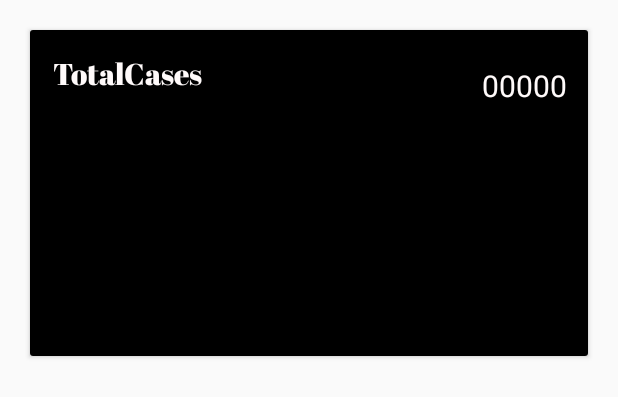
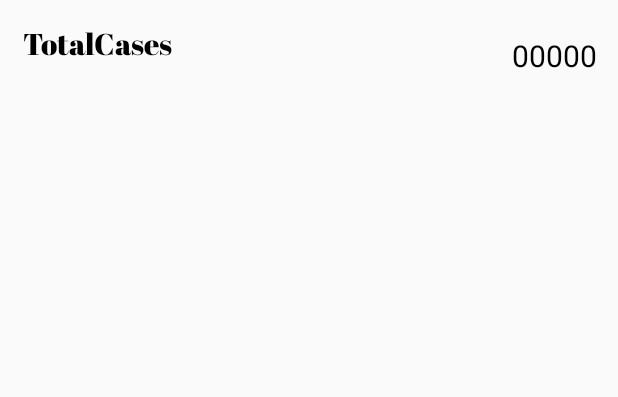
Before and after one commit to AyusPokhriyal-18/COVID-19-Tracker, an Android app: the layout statecase.xml on its own in the app's theme, with its tools: preview values and no code run, on a phone screen of 412 x 824 dp. Shown: the top 397 px of the screen. Run offline under Robolectric (Android 15) with nearby library versions, the phone set to English and light mode, and no system bars; network calls fail; Roboto replaces fonts that are not available here.

Commit message:
just one

```diff
--- a/app/src/main/res/layout/statecase.xml
+++ b/app/src/main/res/layout/statecase.xml
@@ -5,15 +5,15 @@
     android:backgroundTint="@color/black"
     >
 
-    <androidx.cardview.widget.CardView
+
         android:layout_width="match_parent"
         android:layout_height="217dp"
         android:layout_margin="20dp">
 
         <RelativeLayout
             android:layout_width="match_parent"
-            android:layout_height="match_parent"
-            android:background="@color/black"
+            android:layout_height="wrap_content"
+
             android:padding="10dp">
 
             <TextView
@@ -22,7 +22,7 @@
                 android:fontFamily="@font/abril_fatface"
                 android:text="TotalCases"
                 android:textSize="20sp"
-                android:textColor="@color/white"
+                android:textColor="@color/black"
                 android:id="@+id/sname"
                 android:padding="5dp"></TextView>
 
@@ -36,10 +36,10 @@
                 android:fontFamily="@font/aldrich"
                 android:text="00000"
                 android:padding="5dp"
-                android:textColor="@color/white"
+                android:textColor="@color/black"
                 android:id="@+id/cccases"
                 android:textSize="20sp"></TextView>
 
         </RelativeLayout>
-    </androidx.cardview.widget.CardView>
+
 </LinearLayout>
```
Also changed, not shown: app/src/main/java/com/example/covid_19tracker/Fragment/IndiaFrag.java (+25 -7 lines), app/src/main/java/com/example/covid_19tracker/adapter/StateAdapter.java (renamed from app/src/main/java/com/example/covid_19tracker/adapter/stateAdapter.java, +17 -5 lines), app/src/main/java/com/example/covid_19tracker/model/StateModel.java (+15 -15 lines).
